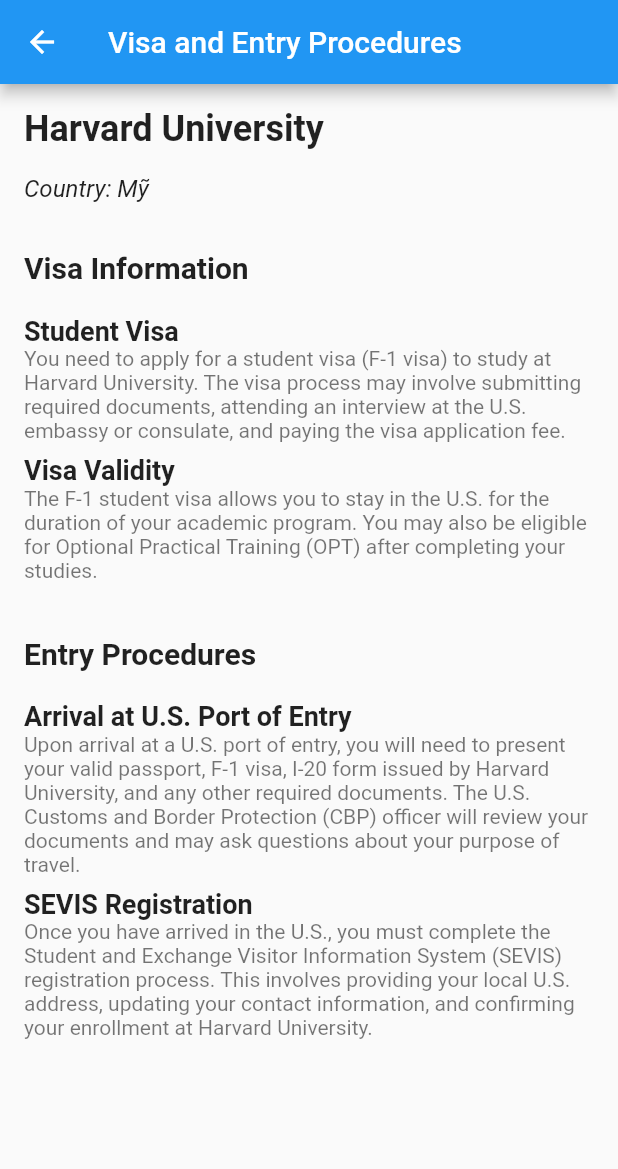
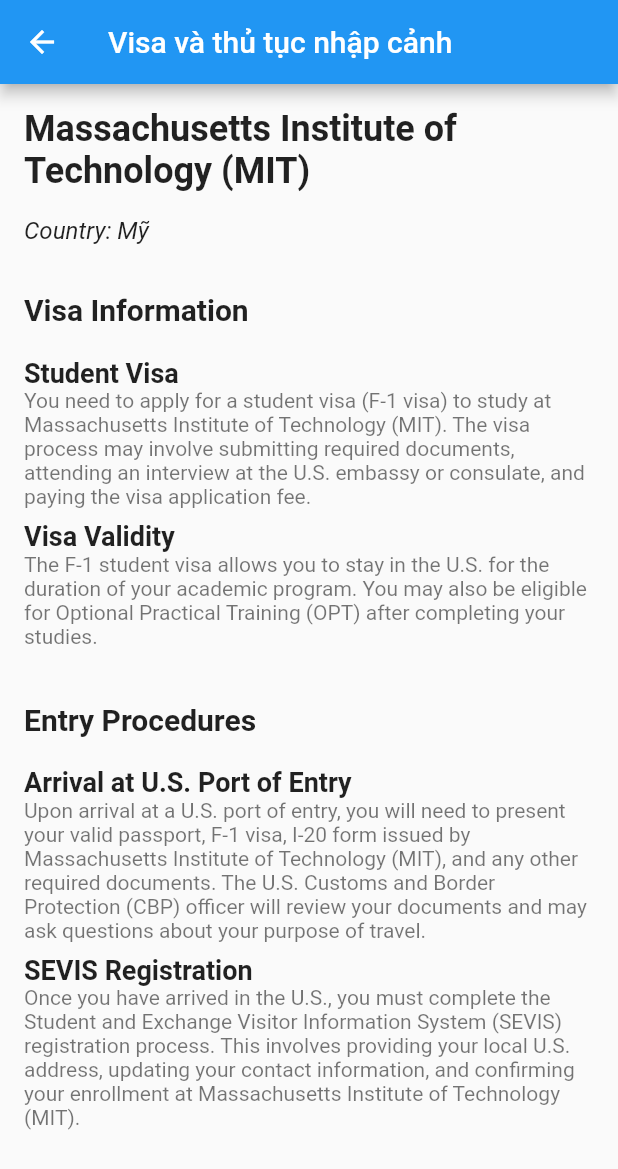
Before and after one commit to tanphuccgl/Study-Abroad-Consultant, a Flutter app: the UniversityPage screen opened by its route, after a tap on "Thủ tục nhập cảnh", on a phone screen of 412 x 824 dp. Shown: the top 1169 px of the screen. Run offline on Flutter 3.47's test engine with Material 2 defaults, Android fonts, the phone set to English and light mode, and no system bars; our stand-ins replace bot_toast, cloud_firestore, equatable, firebase_core, flutter_bloc, get_it and 2 more; accounts and stored records are empty.

Commit message:
add data to visa page

```diff
--- a/lib/feature/university/pages/university_page.dart
+++ b/lib/feature/university/pages/university_page.dart
@@ -132,9 +132,6 @@
                 style: TextStyle(fontSize: 18, color: Colors.grey[600]),
               ),
               const SizedBox(height: 16),
-              Row(
-                mainAxisAlignment: MainAxisAlignment.spaceEvenly,
-                children: [
               ElevatedButton(
                 onPressed: () {
                   // Add your logic here
@@ -151,12 +148,10 @@
               ),
               ElevatedButton(
                 onPressed: () {
-                      XCoordinator.showVisa();
+                  XCoordinator.showVisa(university.visa);
                   // Add your logic here
                 },
                 child: const Text('Thủ tục nhập cảnh'),
-                  ),
-                ],
               ),
             ],
           ),
--- a/lib/feature/nation/pages/visa_page.dart
+++ b/lib/feature/visa/pages/visa_page.dart
@@ -1,14 +1,18 @@
 import 'package:flutter/material.dart';
+import 'package:study_abroad_consultant/network/model/visa.dart';
 
-class UniversityVisaPage extends StatelessWidget {
-  const UniversityVisaPage({super.key});
+class VisaPage extends StatelessWidget {
+  final UniversityVisaData universityVisaData;
+  const VisaPage({
+    super.key,
+    required this.universityVisaData,
+  });
 
   @override
   Widget build(BuildContext context) {
-    final universityVisaData = universityVisaData1.first;
     return Scaffold(
       appBar: AppBar(
-        title: const Text('Visa and Entry Procedures'),
+        title: const Text('Visa và thủ tục nhập cảnh'),
       ),
       body: SingleChildScrollView(
         child: Column(
@@ -100,63 +104,3 @@
     );
   }
 }
-
-class VisaInformation {
-  final String title;
-  final String description;
-
-  VisaInformation({required this.title, required this.description});
-}
-
-class EntryProcedures {
-  final String title;
-  final String description;
-
-  EntryProcedures({required this.title, required this.description});
-}
-
-class UniversityVisaData {
-  final String universityName;
-  final String countryName;
-  final List<VisaInformation> visaInformation;
-  final List<EntryProcedures> entryProcedures;
-
-  UniversityVisaData({
-    required this.universityName,
-    required this.countryName,
-    required this.visaInformation,
-    required this.entryProcedures,
-  });
-}
-
-List<UniversityVisaData> universityVisaData1 = [
-  UniversityVisaData(
-    universityName: 'Harvard University',
-    countryName: 'Mỹ',
-    visaInformation: [
-      VisaInformation(
-        title: 'Student Visa',
-        description:
-            'You need to apply for a student visa (F-1 visa) to study at Harvard University. The visa process may involve submitting required documents, attending an interview at the U.S. embassy or consulate, and paying the visa application fee.',
-      ),
-      VisaInformation(
-        title: 'Visa Validity',
-        description:
-            'The F-1 student visa allows you to stay in the U.S. for the duration of your academic program. You may also be eligible for Optional Practical Training (OPT) after completing your studies.',
-      ),
-    ],
-    entryProcedures: [
-      EntryProcedures(
-        title: 'Arrival at U.S. Port of Entry',
-        description:
-            'Upon arrival at a U.S. port of entry, you will need to present your valid passport, F-1 visa, I-20 form issued by Harvard University, and any other required documents. The U.S. Customs and Border Protection (CBP) officer will review your documents and may ask questions about your purpose of travel.',
-      ),
-      EntryProcedures(
-        title: 'SEVIS Registration',
-        description:
-            'Once you have arrived in the U.S., you must complete the Student and Exchange Visitor Information System (SEVIS) registration process. This involves providing your local U.S. address, updating your contact information, and confirming your enrollment at Harvard University.',
-      ),
-    ],
-  ),
-  // Thêm thông tin cho các trường đại học khác ở đây
-];
--- a/lib/router/app_router.dart
+++ b/lib/router/app_router.dart
@@ -17,13 +17,14 @@
 import 'package:study_abroad_consultant/feature/university/pages/university_page.dart';
 import 'package:study_abroad_consultant/feature/nation/pages/study_abroad_articles_page.dart';
 import 'package:study_abroad_consultant/feature/nation/pages/tao_sukien.dart';
-import 'package:study_abroad_consultant/feature/nation/pages/visa_page.dart';
+import 'package:study_abroad_consultant/feature/visa/pages/visa_page.dart';
 import 'package:study_abroad_consultant/feature/profile/pages/profile_page.dart';
 import 'package:study_abroad_consultant/feature/profile/pages/update_profile_page.dart';
 import 'package:study_abroad_consultant/feature/sign_up/sign_up_page.dart';
 import 'package:study_abroad_consultant/network/model/city.dart';
 import 'package:study_abroad_consultant/network/model/nation.dart';
 import 'package:study_abroad_consultant/network/model/university.dart';
+import 'package:study_abroad_consultant/network/model/visa.dart';
 import 'package:study_abroad_consultant/router/router_name.dart';
 import 'package:study_abroad_consultant/widgets/not_found_page.dart';
 
@@ -49,9 +50,12 @@
                   city: emtyCity,
                 ));
       case XRouterName.school:
-        return MaterialPageRoute(builder: (_) =>  UniversityPage(university: emtpyuniversity,));
+        return MaterialPageRoute(
+            builder: (_) => UniversityPage(
+                  university: emtpyuniversity,
+                ));
       case XRouterName.visa:
-        return MaterialPageRoute(builder: (_) => const UniversityVisaPage());
+        return MaterialPageRoute(builder: (_) =>  VisaPage(universityVisaData: visaEmpty,));
       case XRouterName.registerEvent:
         return MaterialPageRoute(
             builder: (_) => const EventRegistrationScreen());
--- a/lib/router/coordinator.dart
+++ b/lib/router/coordinator.dart
@@ -2,9 +2,11 @@
 import 'package:study_abroad_consultant/feature/city/pages/city_page.dart';
 import 'package:study_abroad_consultant/feature/nation/pages/detail_nation_page.dart';
 import 'package:study_abroad_consultant/feature/university/pages/university_page.dart';
+import 'package:study_abroad_consultant/feature/visa/pages/visa_page.dart';
 import 'package:study_abroad_consultant/network/model/city.dart';
 import 'package:study_abroad_consultant/network/model/nation.dart';
 import 'package:study_abroad_consultant/network/model/university.dart';
+import 'package:study_abroad_consultant/network/model/visa.dart';
 import 'package:study_abroad_consultant/router/router_name.dart';
 
 class XCoordinator {
@@ -48,7 +50,11 @@
 
   static Future showSchool(University university) =>
       push(UniversityPage(university: university));
-  static Future showVisa() => pushNamed(XRouterName.visa);
+
+  static Future showVisa(UniversityVisaData universityVisaData) =>
+      push(VisaPage(
+        universityVisaData: universityVisaData,
+      ));
   static Future showRegisterEvent() => pushNamed(XRouterName.registerEvent);
   static Future showForm() => pushNamed(XRouterName.form);
   static Future showEvent() => pushNamed(XRouterName.event);
```
Lines whose indentation alone changed are shown as unchanged.
